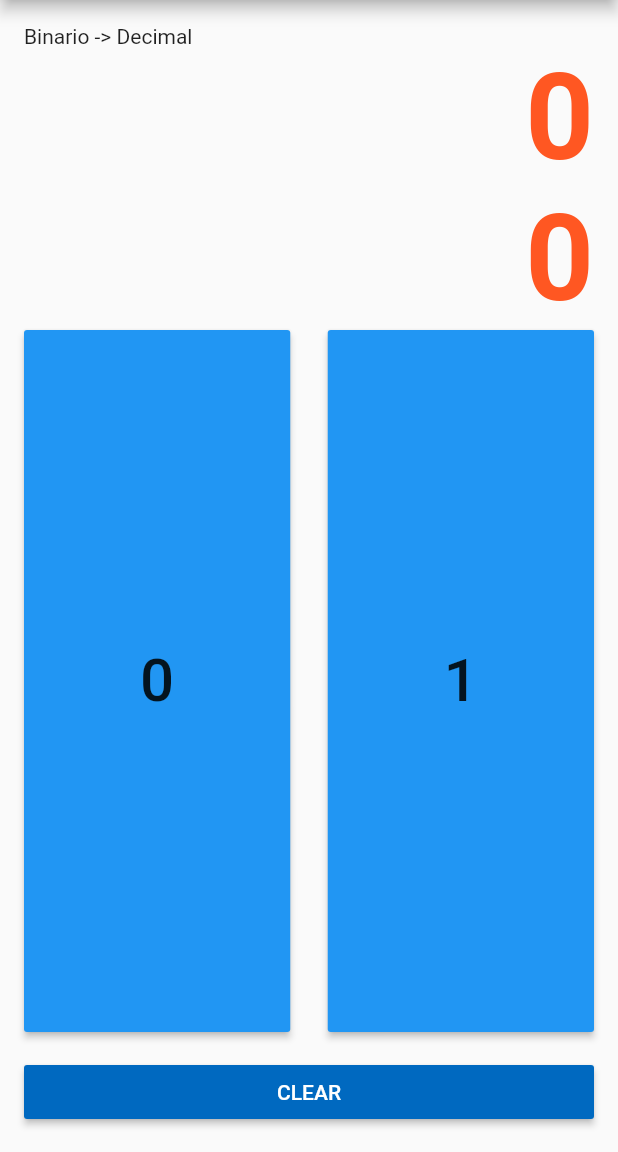
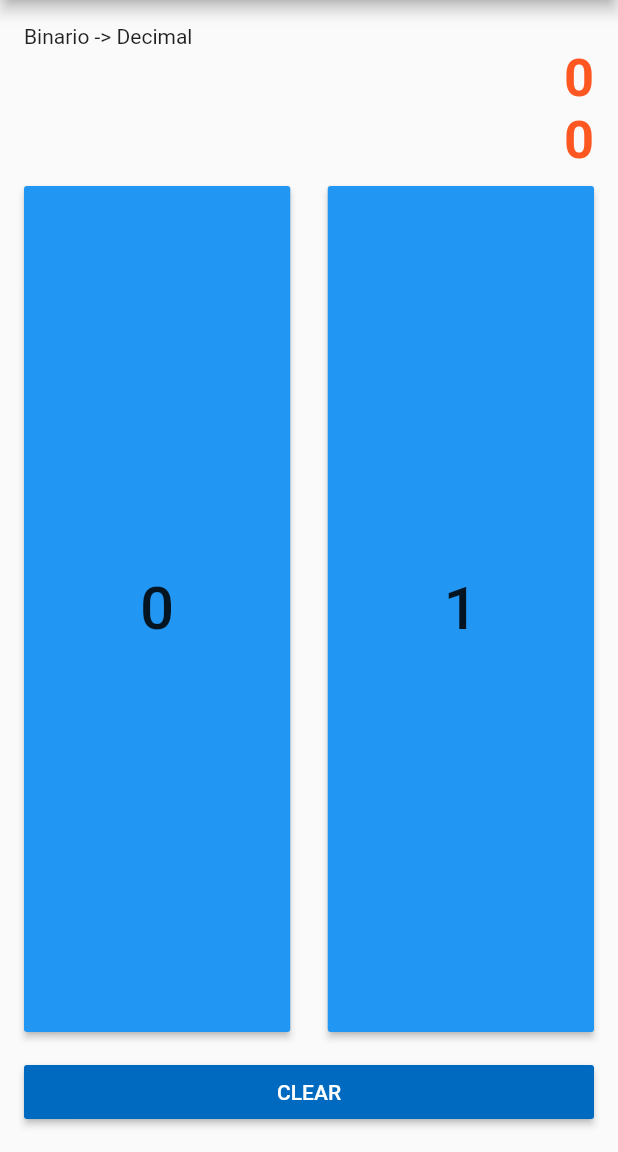
Before and after one commit to JohnDBR/Bin2Dec-Flutter, a Flutter app: the screen it shows after launch, on a phone screen of 412 x 824 dp, the part 84-1236 px from its top. Run offline on Flutter 3.47's test engine with Material 2 defaults, Android fonts, the phone set to English and light mode, and no system bars.

Commit message:
Now it fits on landscape at least

```diff
--- a/lib/main.dart
+++ b/lib/main.dart
@@ -76,7 +76,7 @@ class _MainPageState extends State<MainPage> {
                   children: <Widget>[
                     new Text('$_bin',
                         style: new TextStyle(
-                            fontSize: 80,
+                            fontSize: 35,
                             fontWeight: FontWeight.bold,
                             color: new Color(0xFFff5722)))
                   ]),
@@ -86,10 +86,11 @@ class _MainPageState extends State<MainPage> {
                   children: <Widget>[
                     new Text('$_dec',
                         style: new TextStyle(
-                            fontSize: 80,
+                            fontSize: 35,
                             fontWeight: FontWeight.bold,
                             color: new Color(0xFFff5722)))
                   ]),
+              SizedBox(height: 10),
               Expanded(
                   child: Row(
                       mainAxisSize: MainAxisSize.max,
```
